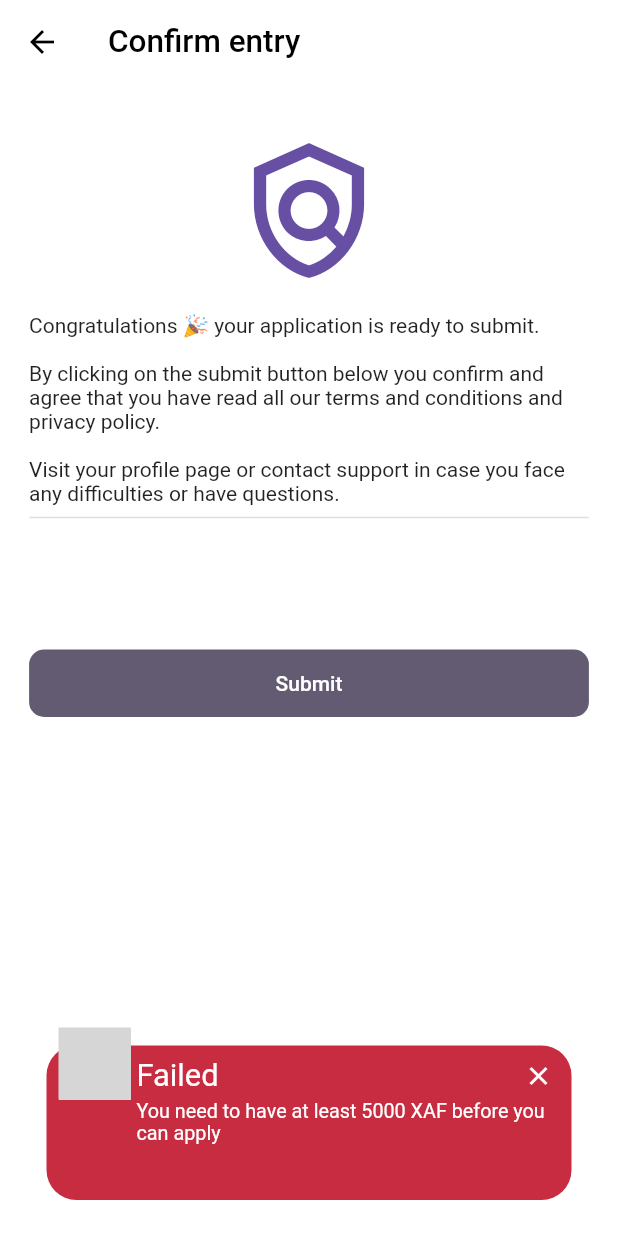
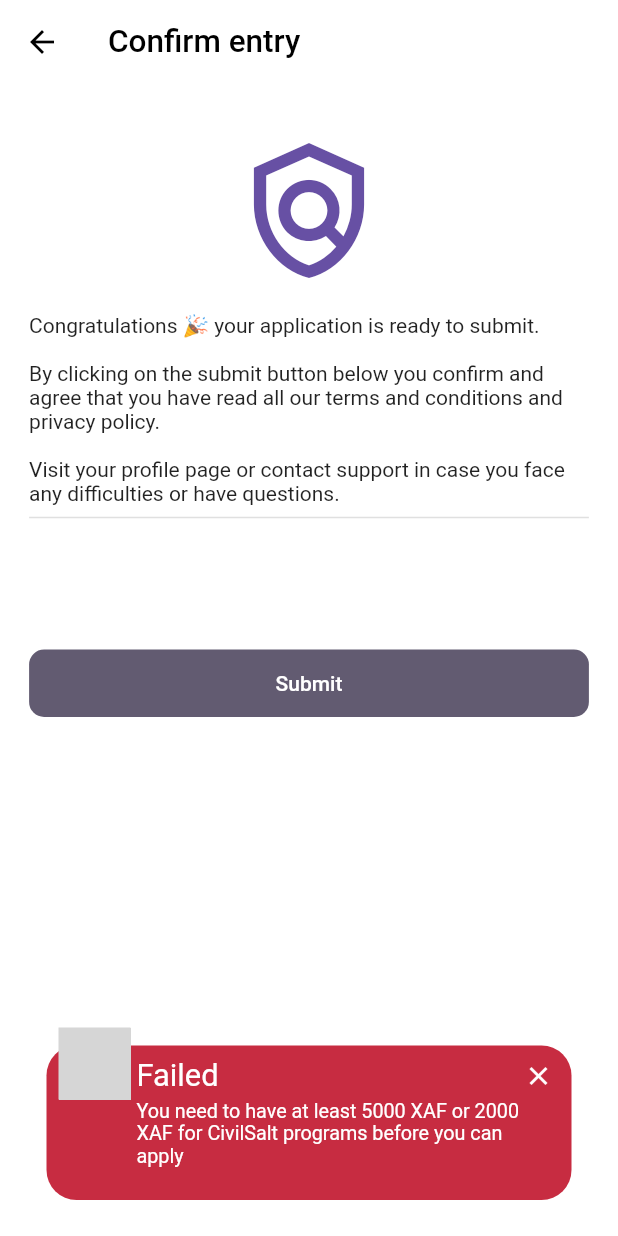
Before and after one commit to larrytamnjong/xperiencebase, a Flutter app: the ConfirmApplication screen opened directly, after a tap on "Submit", on a phone screen of 412 x 824 dp. Run offline on Flutter 3.47's test engine with Material 2 defaults, Android fonts, the phone set to English and light mode, and no system bars; drawn by our look-alikes of awesome_snackbar_content; our stand-ins replace animated_splash_screen, fade_shimmer, flutter_slidable, flutter_staggered_animations, flutter_svg, form_field_validator and 6 more; missing offline and left inert: flutter_toastr, flutterwave_standard, page_animation_transition, pdf_viewer_plugin; accounts and stored records are empty; Roboto replaces fonts that are missing (null); grey boxes are pictures that could not be loaded.

Commit message:
added fee specification for civilsalt

```diff
--- a/lib/app_screens/application_screens/confirm_application.dart
+++ b/lib/app_screens/application_screens/confirm_application.dart
@@ -57,7 +57,7 @@ class _ConfirmApplicationState extends State<ConfirmApplication> {
                       text: 'Submit',
                       buttonColor: kSecondaryColor,
                       onPressed: () async {
-                        if (int.parse(UserVariables.accountBalance!) >= 5000) {
+                        if ((int.parse(UserVariables.accountBalance!) >= 5000) || (TrainingApplicationVariables.selectedCompanyName == 'CivilSalt' && int.parse(UserVariables.accountBalance!) >= 2000 )) {
                           setState(() {
                             _isSavingApplication = true;
                           });
@@ -107,7 +107,7 @@ class _ConfirmApplicationState extends State<ConfirmApplication> {
                           showToast(
                               title: "Failed",
                               body:
-                                  "You need to have at least 5000 XAF before you can apply",
+                                  "You need to have at least 5000 XAF or 2000 XAF for CivilSalt programs before you can apply",
                               snackBarType: ContentType.failure,
                               context: context);
                         }
--- a/lib/app_screens/foryou.dart
+++ b/lib/app_screens/foryou.dart
@@ -44,7 +44,7 @@ class _ForYouState extends State<ForYou> {
   }
 
   void sendForYouApplication(int index) async {
-    if (int.parse(UserVariables.accountBalance!) >= 5000) {
+    if ((int.parse(UserVariables.accountBalance!) >= 5000) || (EasyApplyVariables.easyApplyCompanyNames[index] == 'CivilSalt' && int.parse(UserVariables.accountBalance!) >= 2000 )) {
       displaySnackBar(
           context: context,
           content: const Text("Please wait sending request"),
@@ -89,7 +89,7 @@ class _ForYouState extends State<ForYou> {
     } else {
       showToast(
           title: "Failed",
-          body: "You need to have at least 5000 XAF before you can apply.",
+          body: "You need to have at least 5000 XAF before you can apply or 2000 XAF for CivilSalt programs.",
           snackBarType: ContentType.failure,
           context: context);
     }
```
